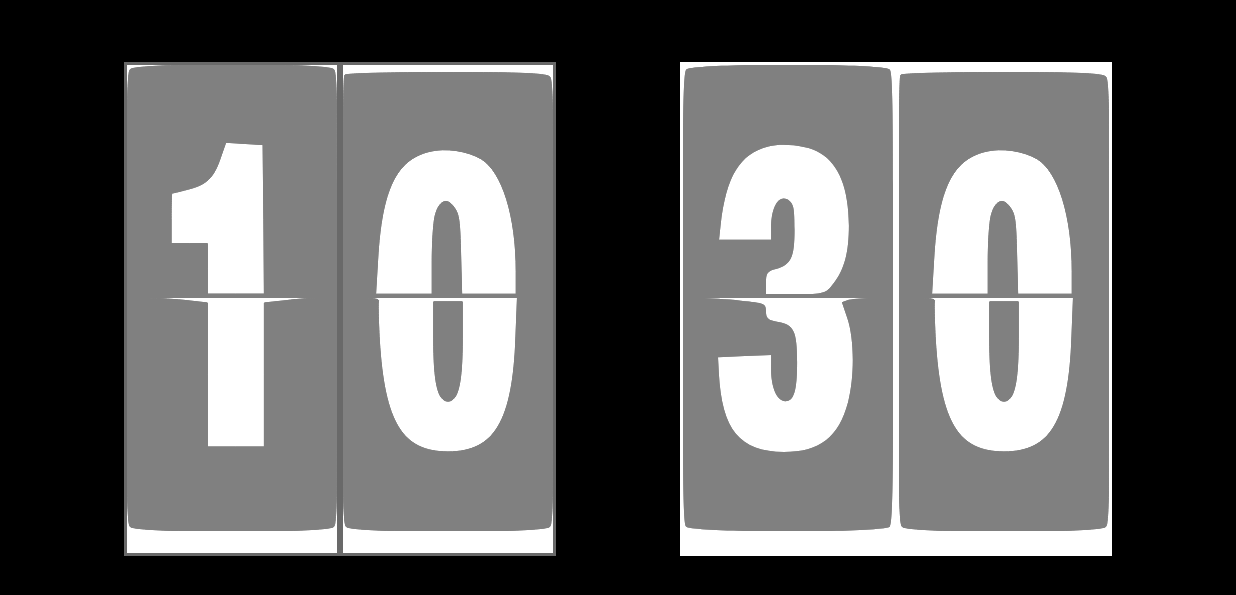
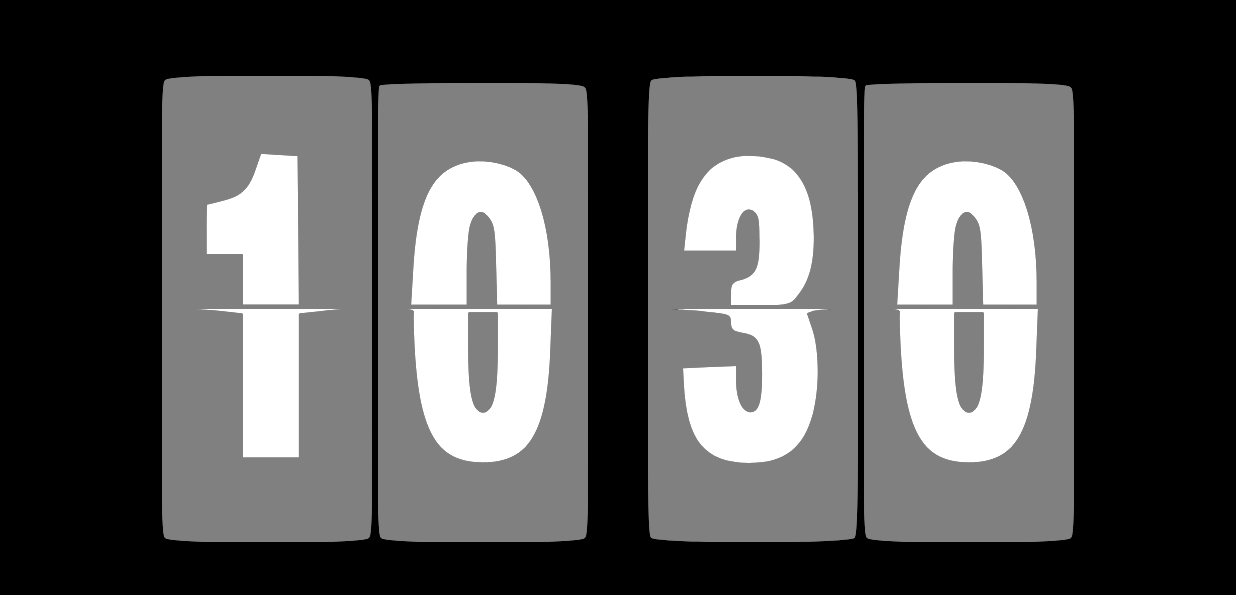
Before and after one commit to fabian4/Timer, an Android app: the screen it shows after launch (MainActivity), on a phone screen of 824 x 412 dp (held sideways). Shown: the top 595 px of the screen. Run offline under Robolectric (Android 15) with nearby library versions, the phone set to English and light mode, and no system bars.

Commit message:
fix 适配问题

```diff
--- a/app/src/main/res/layout/activity_main.xml
+++ b/app/src/main/res/layout/activity_main.xml
@@ -20,9 +20,10 @@
         android:layout_width="0dp"
         android:layout_height="0dp"
         android:gravity="center"
-        android:background="#696969"
+        android:background="#000000"
         app:layout_constraintWidth_percent="0.35"
         app:layout_constraintHeight_percent="0.8"
+        android:layout_marginStart="70dp"
         app:layout_constraintBottom_toBottomOf="parent"
         app:layout_constraintLeft_toLeftOf="parent"
         app:layout_constraintRight_toLeftOf="@+id/minutes"
@@ -34,6 +35,7 @@
             android:layout_height="wrap_content"
             android:layout_weight="1"
             android:gravity="center"
+            android:background="@color/black"
             app:isFast="true"
             app:tintColor="@color/grey" />
 
@@ -43,6 +45,7 @@
             android:layout_height="wrap_content"
             android:layout_weight="1"
             android:gravity="center"
+            android:background="@color/black"
             app:isFast="true"
             app:tintColor="@color/grey" />
     </LinearLayout>
@@ -53,6 +56,7 @@
         android:layout_height="0dp"
         android:gravity="center"
         android:background="@color/white"
+        android:layout_marginEnd="70dp"
         app:layout_constraintWidth_percent="0.35"
         app:layout_constraintHeight_percent="0.8"
         app:layout_constraintBottom_toBottomOf="parent"
@@ -65,12 +69,14 @@
             android:layout_height="match_parent"
             android:gravity="center"
             android:layout_weight="1"
+            android:background="@color/black"
             app:isFast="true"
             app:tintColor="@color/grey"/>
         <com.fabian.timer.flip.FlipDigit
             android:id="@+id/minutes_2"
             android:layout_width="match_parent"
             android:layout_height="match_parent"
+            android:background="@color/black"
             android:gravity="center"
             android:layout_weight="1"
             app:isFast="true"
--- a/app/src/main/res/layout/view_flipmeter_spinner.xml
+++ b/app/src/main/res/layout/view_flipmeter_spinner.xml
@@ -7,9 +7,11 @@
     android:padding="2dp">
 
     <View
-        android:layout_width="wrap_content"
-        android:layout_height="wrap_content"
-        android:background="@color/white" />
+        android:layout_width="100dp"
+        android:layout_height="280dp"
+        android:background="#ffffff"
+        android:scaleType="fitXY"
+        android:layout_centerInParent="true"/>
 
     <ImageView
         android:id="@+id/image_flip_back_upper"
```
